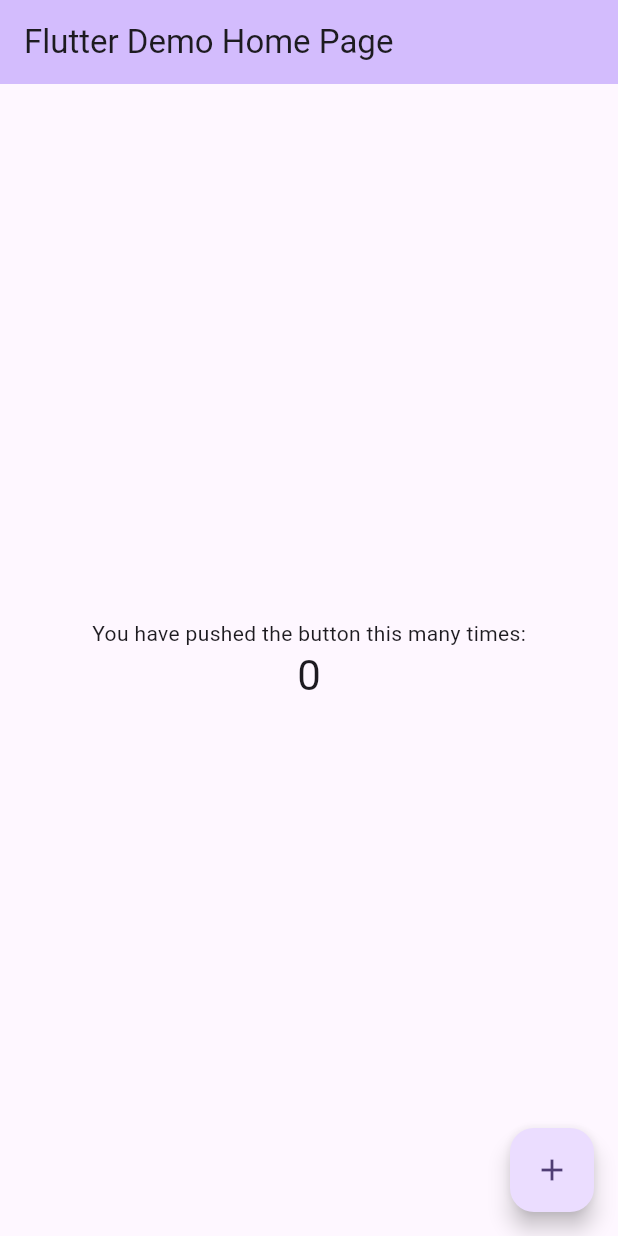
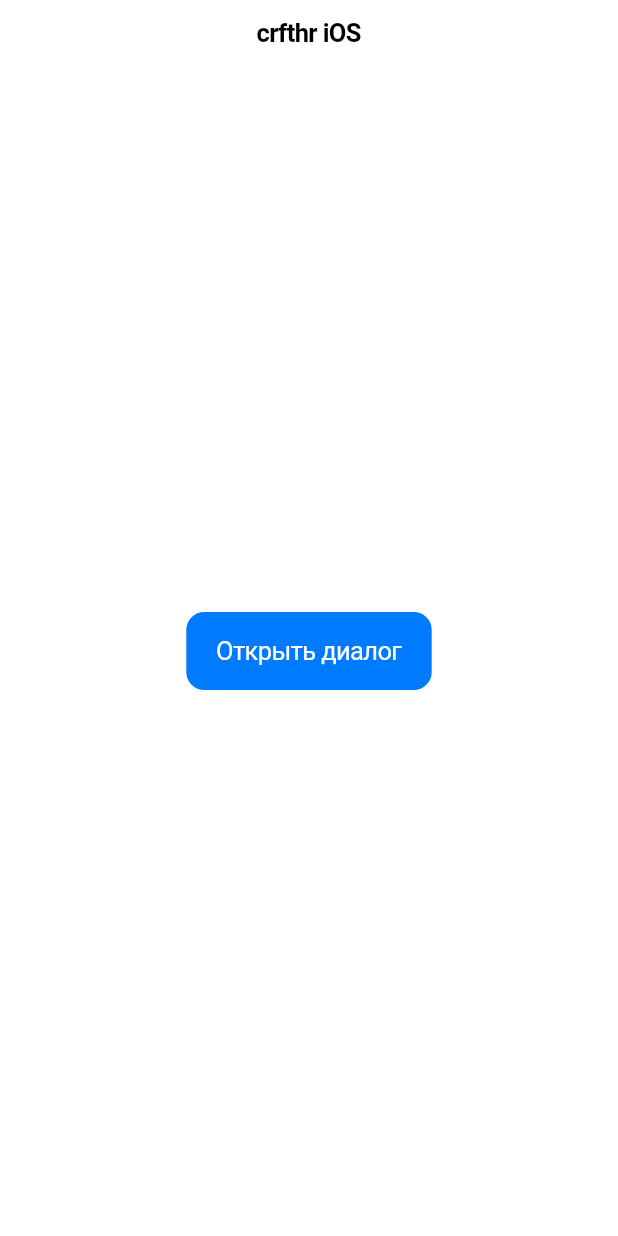
Before and after one commit to Crafthero2000/crfthr-ios, a Flutter app: the screen it shows after launch, on a phone screen of 412 x 824 dp. Run offline on Flutter 3.47's test engine with Material 3 defaults, Android fonts, the phone set to English and light mode, and no system bars.

Commit message:
Refactor Flutter app to use Cupertino widgets

```diff
--- a/lib/main.dart
+++ b/lib/main.dart
@@ -1,121 +1,50 @@
-import 'package:flutter/material.dart';
+import 'package:flutter/cupertino.dart';
 
-void main() {
-  runApp(const MyApp());
-}
+void main() => runApp(const MyApp());
 
 class MyApp extends StatelessWidget {
   const MyApp({super.key});
 
-  // This widget is the root of your application.
   @override
   Widget build(BuildContext context) {
-    return MaterialApp(
-      title: 'Flutter Demo',
-      theme: ThemeData(
-        // This is the theme of your application.
-        //
-        // TRY THIS: Try running your application with "flutter run". You'll see
-        // the application has a purple toolbar. Then, without quitting the app,
-        // try changing the seedColor in the colorScheme below to Colors.green
-        // and then invoke "hot reload" (save your changes or press the "hot
-        // reload" button in a Flutter-supported IDE, or press "r" if you used
-        // the command line to start the app).
-        //
-        // Notice that the counter didn't reset back to zero; the application
-        // state is not lost during the reload. To reset the state, use hot
-        // restart instead.
-        //
-        // This works for code too, not just values: Most code changes can be
-        // tested with just a hot reload.
-        colorScheme: ColorScheme.fromSeed(seedColor: Colors.deepPurple),
-      ),
-      home: const MyHomePage(title: 'Flutter Demo Home Page'),
+    return const CupertinoApp(
+      debugShowCheckedModeBanner: false,
+      home: HomePage(),
     );
   }
 }
 
-class MyHomePage extends StatefulWidget {
-  const MyHomePage({super.key, required this.title});
-
-  // This widget is the home page of your application. It is stateful, meaning
-  // that it has a State object (defined below) that contains fields that affect
-  // how it looks.
-
-  // This class is the configuration for the state. It holds the values (in this
-  // case the title) provided by the parent (in this case the App widget) and
-  // used by the build method of the State. Fields in a Widget subclass are
-  // always marked "final".
-
-  final String title;
-
-  @override
-  State<MyHomePage> createState() => _MyHomePageState();
-}
-
-class _MyHomePageState extends State<MyHomePage> {
-  int _counter = 0;
-
-  void _incrementCounter() {
-    setState(() {
-      // This call to setState tells the Flutter framework that something has
-      // changed in this State, which causes it to rerun the build method below
-      // so that the display can reflect the updated values. If we changed
-      // _counter without calling setState(), then the build method would not be
-      // called again, and so nothing would appear to happen.
-      _counter++;
-    });
-  }
+class HomePage extends StatelessWidget {
+  const HomePage({super.key});
 
   @override
   Widget build(BuildContext context) {
-    // This method is rerun every time setState is called, for instance as done
-    // by the _incrementCounter method above.
-    //
-    // The Flutter framework has been optimized to make rerunning build methods
-    // fast, so that you can just rebuild anything that needs updating rather
-    // than having to individually change instances of widgets.
-    return Scaffold(
-      appBar: AppBar(
-        // TRY THIS: Try changing the color here to a specific color (to
-        // Colors.amber, perhaps?) and trigger a hot reload to see the AppBar
-        // change color while the other colors stay the same.
-        backgroundColor: Theme.of(context).colorScheme.inversePrimary,
-        // Here we take the value from the MyHomePage object that was created by
-        // the App.build method, and use it to set our appbar title.
-        title: Text(widget.title),
+    return CupertinoPageScaffold(
+      navigationBar: const CupertinoNavigationBar(
+        middle: Text('crfthr iOS'),
       ),
-      body: Center(
-        // Center is a layout widget. It takes a single child and positions it
-        // in the middle of the parent.
-        child: Column(
-          // Column is also a layout widget. It takes a list of children and
-          // arranges them vertically. By default, it sizes itself to fit its
-          // children horizontally, and tries to be as tall as its parent.
-          //
-          // Column has various properties to control how it sizes itself and
-          // how it positions its children. Here we use mainAxisAlignment to
-          // center the children vertically; the main axis here is the vertical
-          // axis because Columns are vertical (the cross axis would be
-          // horizontal).
-          //
-          // TRY THIS: Invoke "debug painting" (choose the "Toggle Debug Paint"
-          // action in the IDE, or press "p" in the console), to see the
-          // wireframe for each widget.
-          mainAxisAlignment: MainAxisAlignment.center,
-          children: [
-            const Text('You have pushed the button this many times:'),
-            Text(
-              '$_counter',
-              style: Theme.of(context).textTheme.headlineMedium,
-            ),
-          ],
+      child: SafeArea(
+        child: Center(
+          child: CupertinoButton.filled(
+            onPressed: () {
+              showCupertinoDialog(
+                context: context,
+                builder: (ctx) => CupertinoAlertDialog(
+                  title: const Text('Привет'),
+                  content: const Text('Это выглядит как нативный iOS UI.'),
+                  actions: [
+                    CupertinoDialogAction(
+                      isDefaultAction: true,
+                      onPressed: () => Navigator.of(ctx).pop(),
+                      child: const Text('OK'),
+                    ),
+                  ],
+                ),
+              );
+            },
+            child: const Text('Открыть диалог'),
+          ),
         ),
-      ),
-      floatingActionButton: FloatingActionButton(
-        onPressed: _incrementCounter,
-        tooltip: 'Increment',
-        child: const Icon(Icons.add),
       ),
     );
   }
```
